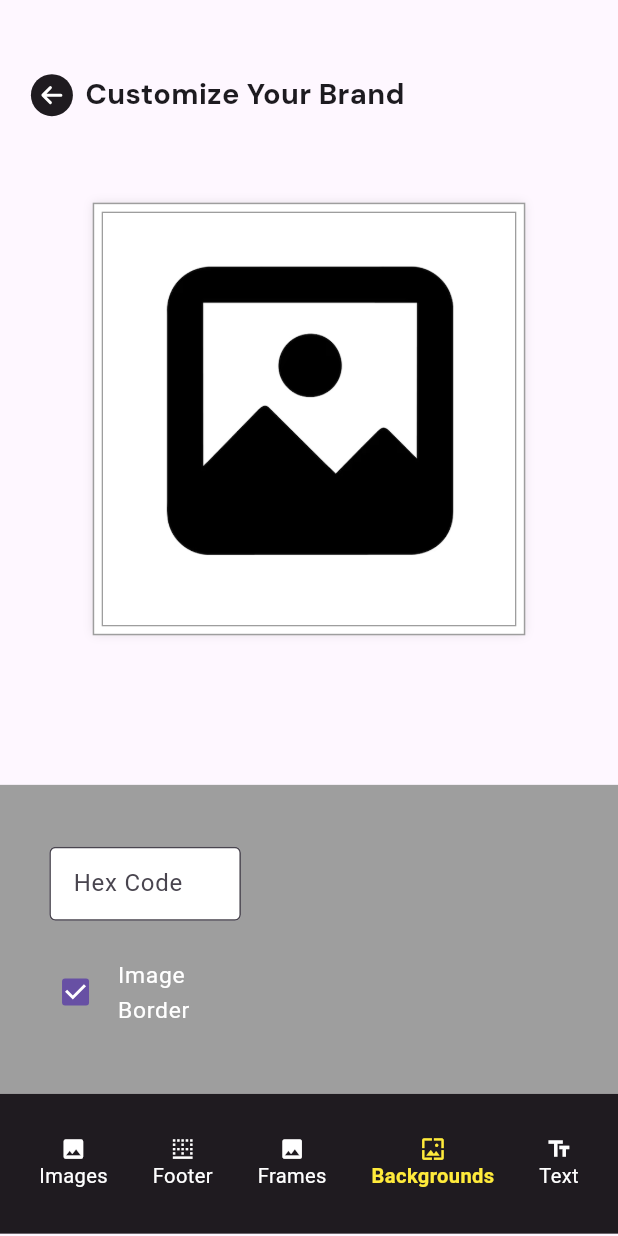
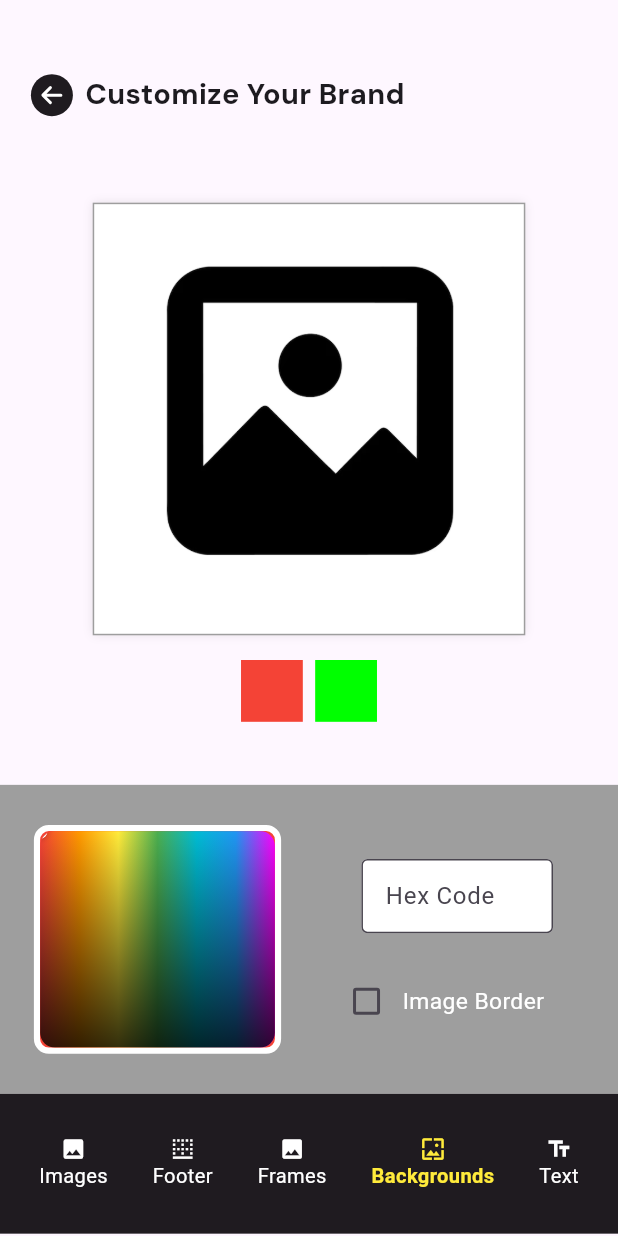
Before and after one commit to justin-qf/IBHub, a Flutter app: the screen it shows after launch, item 4 of the bottom bar chosen, on a phone screen of 412 x 824 dp. Run offline on Flutter 3.47's test engine with Material 3 defaults, Android fonts, the phone set to English and light mode, and no system bars; our stand-ins replace animate_do, cached_network_image, connectivity_plus, file_picker, firebase_auth, firebase_core and 24 more; accounts and stored records are empty; project files that could hold a hidden picture were left out.

Commit message:
color picker fix

```diff
--- a/lib/controller/brandEditingcontroller.dart
+++ b/lib/controller/brandEditingcontroller.dart
@@ -7,6 +7,7 @@ import 'package:ibh/configs/colors_constant.dart';
 import 'package:ibh/configs/font_constant.dart';
 import 'package:ibh/utils/enum.dart';
 import 'package:ibh/utils/log.dart';
+import 'package:ibh/views/mainscreen/BrandingScreeens/ColorPickerWidget.dart';
 import 'package:sizer/sizer.dart';
 
 class Brandeditingcontroller extends GetxController {
@@ -249,9 +250,20 @@ class Brandeditingcontroller extends GetxController {
 
 //background page
 
-  bool _showBorder = true;
-  String _hexCode = "#FFFFFF";
-  Color _currentColor = Colors.red;
+  var showBorder = false.obs;
+  var hexCode = "#00FF00".obs;
+
+  Color get hexColor => hexToColor(hexCode.value);
+
+  Color hexToColor(String hex) {
+    hex = hex.replaceAll('#', '');
+    if (hex.length == 6) {
+      hex = 'FF$hex'; // Add alpha if missing
+    }
+    return Color(int.parse(hex, radix: 16));
+  }
+
+  var currentColor = Rx<Color>(Colors.red);
 
   Widget bgcolorPic({context}) {
     return Container(
@@ -259,6 +271,8 @@ class Brandeditingcontroller extends GetxController {
       child: Row(
         mainAxisAlignment: MainAxisAlignment.start,
         children: [
+          const ColorPickerWidget(),
+
           // Color Picker Inline (Direct)
           // Container(
           //   width: 40.w,
@@ -293,18 +307,37 @@ class Brandeditingcontroller extends GetxController {
               mainAxisAlignment: MainAxisAlignment.start,
               mainAxisSize: MainAxisSize.min,
               children: [
+                getDynamicSizedBox(height: 2.h),
                 Container(
                   height: 6.h,
                   width: 35.w,
                   padding: EdgeInsets.only(top: 0.h, right: 2.w, left: 2.w),
                   child: TextField(
-                    onChanged: (value) {
-                      _hexCode = value;
+                    // onChanged: (value) {
+
+                    // },
+                    onSubmitted: (value) {
                       try {
-                        _currentColor =
-                            Color(int.parse(value, radix: 16) + 0xFF000000);
-                      } catch (_) {
-                        // Invalid hex code input
+                        String hex = value.replaceAll('#', '');
+                        if (hex.length == 6 || hex.length == 8) {
+                          hexCode.value = '#${hex.toUpperCase()}';
+                        } else {
+                          Get.snackbar(
+                            "Invalid Hex",
+                            backgroundColor: primaryColor,
+                            colorText: white,
+                            "Please enter a 6 or 8 character hex code (e.g. #FF5733)",
+                            snackPosition: SnackPosition.BOTTOM,
+                          );
+                        }
+                      } catch (e) {
+                        Get.snackbar(
+                          "Error",
+                          backgroundColor: primaryColor,
+                          colorText: white,
+                          "Invalid hex format. Please use #RRGGBB or #AARRGGBB",
+                          snackPosition: SnackPosition.BOTTOM,
+                        );
                       }
                     },
                     decoration: InputDecoration(
@@ -317,19 +350,29 @@ class Brandeditingcontroller extends GetxController {
                 ),
                 SizedBox(height: 2.h),
                 Container(
+                  // color: Colors.yellow,
                   height: 7.h,
-                  width: 40.w,
-                  child: CheckboxListTile(
-                    value: _showBorder,
-                    onChanged: (value) {
-                      _showBorder = value!;
-                    },
-                    title: Text(
-                      'Image Border',
-                      style: TextStyle(fontSize: 16.sp, color: Colors.white),
-                    ),
-                    controlAffinity: ListTileControlAffinity.leading,
-                    visualDensity: VisualDensity(horizontal: -4),
+                  width: 45.w,
+                  padding: EdgeInsets.symmetric(horizontal: 2.w),
+                  child: Row(
+                    children: [
+                      Checkbox(
+                        value: showBorder.value,
+                        onChanged: (value) {
+                          showBorder.value = value!;
+                        },
+                        activeColor: primaryColor,
+                        checkColor: white,
+                      ),
+                      Expanded(
+                        child: Text(
+                          'Image Border',
+                          style:
+                              TextStyle(fontSize: 16.sp, color: Colors.white),
+                          overflow: TextOverflow.ellipsis,
+                        ),
+                      )
+                    ],
                   ),
                 )
               ],
@@ -391,7 +434,6 @@ class Brandeditingcontroller extends GetxController {
                 index: 4,
                 onTap: () {
                   _updateTab(4);
-                  // Replace with actual TextEditor call
                   print("Open Text Editor");
                 },
               ),
--- a/lib/views/mainscreen/BrandingScreeens/BrandEditingScreen.dart
+++ b/lib/views/mainscreen/BrandingScreeens/BrandEditingScreen.dart
@@ -18,8 +18,7 @@ class Brandeditingscreen extends StatefulWidget {
 
 class _BrandeditingscreenState extends State<Brandeditingscreen> {
   var controller = Get.put(Brandeditingcontroller());
-  Color _currentColor = Colors.red;
-  bool _showBorder = true;
+
   @override
   Widget build(BuildContext context) {
     Statusbar().transparentStatusbarIsNormalScreen();
@@ -31,7 +30,9 @@ class _BrandeditingscreenState extends State<Brandeditingscreen> {
       onTap: () {
         controller.hideKeyboard(context);
       },
+      isNormalScreen: true,
       isExtendBodyScreen: true,
+      // resizeToAvoidBottomInset: true,
       body: Column(
         children: [
           Container(
@@ -88,18 +89,44 @@ class _BrandeditingscreenState extends State<Brandeditingscreen> {
                       ],
                       border: Border.all(color: grey),
                       shape: BoxShape.rectangle),
-                  child: Container(
+                  child: Obx(
+                    () => Container(
                       // height: 20.h,
                       // width: 55.w,
                       decoration: BoxDecoration(
-                      border: Border.all(color: grey),
+                        border: Border.all(
+                            color: controller.showBorder.value
+                                ? primaryColor
+                                : white),
                         shape: BoxShape.rectangle,
                       ),
                       child: Image.asset(Asset.bussinessPlaceholder,
                           fit: BoxFit.contain),
                     ),
                   ),
+                ),
 
+                getDynamicSizedBox(height: 2.h),
+                Row(
+                  mainAxisAlignment: MainAxisAlignment.center,
+                  children: [
+                    Obx(
+                      () => Container(
+                        width: 10.w,
+                        height: 5.h,
+                        color: controller.currentColor.value,
+                      ),
+                    ),
+                    getDynamicSizedBox(width: 2.w),
+                    Obx(
+                      () => Container(
+                        width: 10.w,
+                        height: 5.h,
+                        color: Color(controller.hexColor.value),
+                      ),
+                    ),
+                  ],
+                )
                 // Expanded(
                 //     child:
                 //         Obx(() => controller.screens[controller.activeTab.value])),
--- /dev/null
+++ b/lib/views/mainscreen/BrandingScreeens/ColorPickerWidget.dart
@@ -0,0 +1,178 @@
+import 'package:flutter/material.dart';
+import 'package:get/get.dart';
+import 'package:ibh/configs/colors_constant.dart';
+import 'package:ibh/controller/brandEditingcontroller.dart';
+import 'package:sizer/sizer.dart';
+
+class ColorPickerWidget extends StatefulWidget {
+  const ColorPickerWidget({super.key});
+
+  @override
+  _ColorPickerWidgetState createState() => _ColorPickerWidgetState();
+}
+
+class _ColorPickerWidgetState extends State<ColorPickerWidget> {
+  double _cursorX = 0;
+  double _cursorY = 0;
+  final Brandeditingcontroller controller = Get.find<Brandeditingcontroller>();
+
+  Color _getColorAtPosition(double xPosition, double yPosition) {
+    const colors = [
+      Colors.red,
+      Colors.orange,
+      Colors.yellow,
+      Colors.green,
+      Colors.cyan,
+      Colors.blue,
+      Color(0xFFFF00FF),
+    ];
+    const segmentCount = 6;
+    final segment = xPosition * segmentCount;
+    final index = segment.floor();
+    final fraction = segment - index;
+
+    Color baseColor;
+    if (index >= segmentCount) {
+      baseColor = colors.last;
+    } else {
+      baseColor = Color.lerp(colors[index], colors[index + 1], fraction)!;
+    }
+
+    final brightness = 1.0 - yPosition;
+    final hsvColor = HSVColor.fromColor(baseColor);
+    final adjustedHsvColor = HSVColor.fromAHSV(
+      hsvColor.alpha,
+      hsvColor.hue,
+      hsvColor.saturation,
+      brightness.clamp(0.2, 1.0),
+    );
+
+    return adjustedHsvColor.toColor();
+  }
+
+  @override
+  Widget build(BuildContext context) {
+    const double pickerWidth = 40;
+    const double pickerHeight = 20;
+    const double cursorSize = 10;
+
+    return Obx(() => Container(
+          width: pickerWidth.w,
+          height: pickerHeight.h,
+          margin: EdgeInsets.only(left: 5.w, right: 3.w, top: 3.h, bottom: 3.h),
+          decoration: BoxDecoration(
+              color: controller.currentColor.value,
+              borderRadius: BorderRadius.circular(10),
+              border: Border.all(color: white, width: 1.w)),
+          child: ClipRRect(
+            borderRadius: BorderRadius.circular(10),
+            child: GestureDetector(
+              onPanStart: (details) {
+                setState(() {
+                  // Ensure cursor stays within the container bounds, accounting for cursor size
+                  _cursorX = details.localPosition.dx
+                      .clamp(cursorSize / 2, pickerWidth.w - cursorSize / 2);
+                  _cursorY = details.localPosition.dy
+                      .clamp(cursorSize / 2, pickerHeight.h - cursorSize / 2);
+
+                  // Normalize the position for color calculation
+                  double normalizedX = (_cursorX - cursorSize / 2) /
+                      (pickerWidth.w - cursorSize);
+                  double normalizedY = (_cursorY - cursorSize / 2) /
+                      (pickerHeight.h - cursorSize);
+
+                  Color selectedColor =
+                      _getColorAtPosition(normalizedX, normalizedY);
+                  controller.currentColor.value = selectedColor;
+                  // controller.hexCode.value =
+                  //     '#${selectedColor.value.toRadixString(16).substring(2).toUpperCase()}';
+                });
+              },
+              onPanUpdate: (details) {
+                setState(() {
+                  // Update cursor position with proper clamping, accounting for cursor size
+                  _cursorX = (_cursorX + details.delta.dx)
+                      .clamp(cursorSize / 2, pickerWidth.w - cursorSize / 2);
+                  _cursorY = (_cursorY + details.delta.dy)
+                      .clamp(cursorSize / 2, pickerHeight.h - cursorSize / 2);
+
+                  // Normalize the position for color calculation
+                  double normalizedX = (_cursorX - cursorSize / 2) /
+                      (pickerWidth.w - cursorSize);
+                  double normalizedY = (_cursorY - cursorSize / 2) /
+                      (pickerHeight.h - cursorSize);
+
+                  Color selectedColor =
+                      _getColorAtPosition(normalizedX, normalizedY);
+                  controller.currentColor.value = selectedColor;
+                  // controller.hexCode.value =
+                  //     '#${selectedColor.value.toRadixString(16).substring(2).toUpperCase()}';
+                });
+              },
+              child: Stack(
+                children: [
+                  CustomPaint(
+                    size: Size(pickerWidth.w, pickerHeight.h),
+                    painter: _GradientPainter(),
+                  ),
+                  Positioned(
+                    left: _cursorX - cursorSize / 2,
+                    top: _cursorY - cursorSize / 2,
+                    child: Container(
+                      width: cursorSize,
+                      height: cursorSize,
+                      decoration: BoxDecoration(
+                        shape: BoxShape.circle,
+                        border: Border.all(color: Colors.white, width: 1),
+                        boxShadow: const [
+                          BoxShadow(
+                            color: Colors.black26,
+                            blurRadius: 3,
+                          ),
+                        ],
+                      ),
+                    ),
+                  ),
+                ],
+              ),
+            ),
+          ),
+        ));
+  }
+}
+
+class _GradientPainter extends CustomPainter {
+  @override
+  void paint(Canvas canvas, Size size) {
+    final gradient = LinearGradient(
+      colors: [
+        Colors.red,
+        Colors.orange,
+        Colors.yellow,
+        Colors.green,
+        Colors.cyan,
+        Colors.blue,
+        Color(0xFFFF00FF),
+      ],
+    ).createShader(Rect.fromLTWH(0, 0, size.width, size.height));
+
+    final brightnessGradient = LinearGradient(
+      begin: Alignment.bottomCenter,
+      end: Alignment.topCenter,
+      colors: [
+        Colors.black.withOpacity(0.8),
+        Colors.transparent,
+      ],
+    ).createShader(Rect.fromLTWH(0, 0, size.width, size.height));
+
+    final paint = Paint()..shader = gradient;
+    final brightnessPaint = Paint()..shader = brightnessGradient;
+
+    canvas.drawRect(Rect.fromLTWH(0, 0, size.width, size.height), paint);
+    canvas.drawRect(
+        Rect.fromLTWH(0, 0, size.width, size.height), brightnessPaint);
+  }
+
+  @override
+  bool shouldRepaint(covariant CustomPainter oldDelegate) => false;
+}
```
Also changed, not shown: 4 other files. Lines whose indentation alone changed are shown as unchanged.
